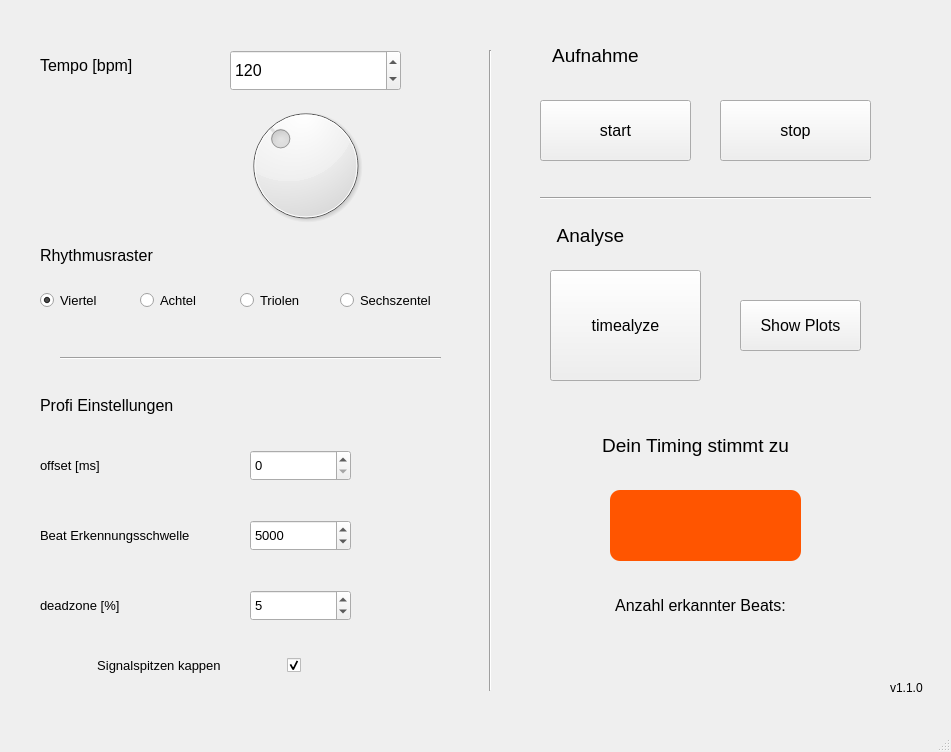
Old version of the form main.ui in the repository enginician/timealyze.
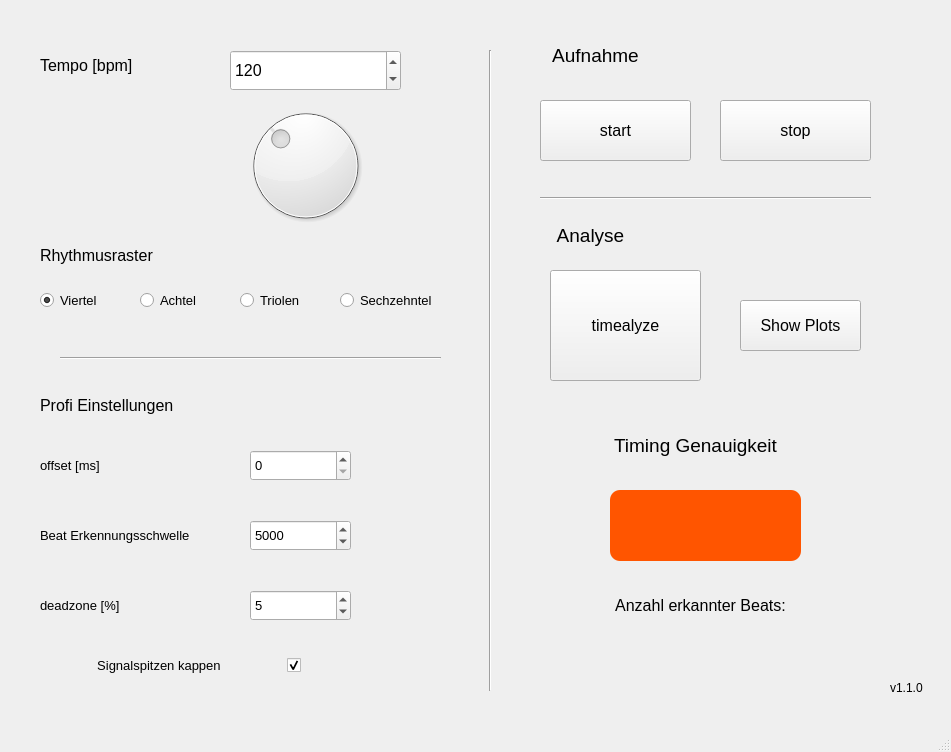
New version of the form.

```diff
--- a/main.ui
+++ b/main.ui
@@ -225,7 +225,7 @@
      </font>
     </property>
     <property name="text">
-     <string>Dein Timing stimmt zu</string>
+     <string>Timing Genauigkeit</string>
     </property>
     <property name="alignment">
      <set>Qt::AlignCenter</set>
@@ -264,7 +264,7 @@
      </font>
     </property>
     <property name="text">
-     <string>Sechszentel</string>
+     <string>Sechzehntel</string>
     </property>
    </widget>
    <widget class="QRadioButton" name="quarter">
```
Left out of the diff: 35 changed lines with no effect on the pictures.
